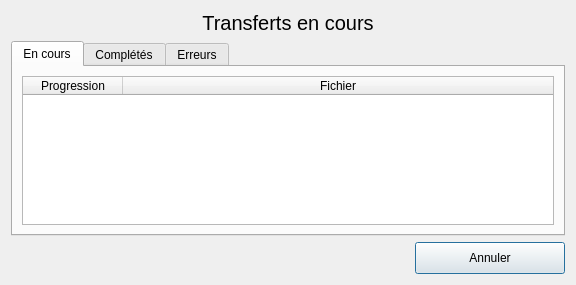
Above: client/src/dialogs/TransferProgressDialog.ui from introlab/openteraplus before the change. Below: the same form after it.
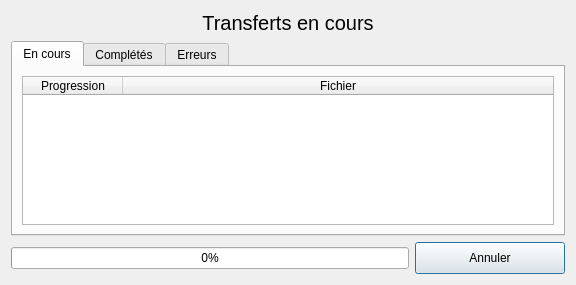
That is the form after the change. The open tabs and pages were chosen to show the change. Icons and pictures are not drawn.

Commit message: Refs #33. Adjusted assets managements with a token per asset, improved file transfer behavior.

```diff
--- a/client/src/dialogs/TransferProgressDialog.ui
+++ b/client/src/dialogs/TransferProgressDialog.ui
@@ -271,17 +271,14 @@
    <item>
     <layout class="QHBoxLayout" name="horizontalLayout">
      <item>
-      <spacer name="horizontalSpacer">
-       <property name="orientation">
-        <enum>Qt::Horizontal</enum>
+      <widget class="QProgressBar" name="progTotalTransfer">
+       <property name="value">
+        <number>0</number>
        </property>
-       <property name="sizeHint" stdset="0">
-        <size>
-         <width>40</width>
-         <height>20</height>
-        </size>
+       <property name="alignment">
+        <set>Qt::AlignCenter</set>
        </property>
-      </spacer>
+      </widget>
      </item>
      <item>
       <widget class="QPushButton" name="btnCancel">
```
Left out of the diff: 5 changed lines with no effect on the pictures. The commit also changes 18 other files.
